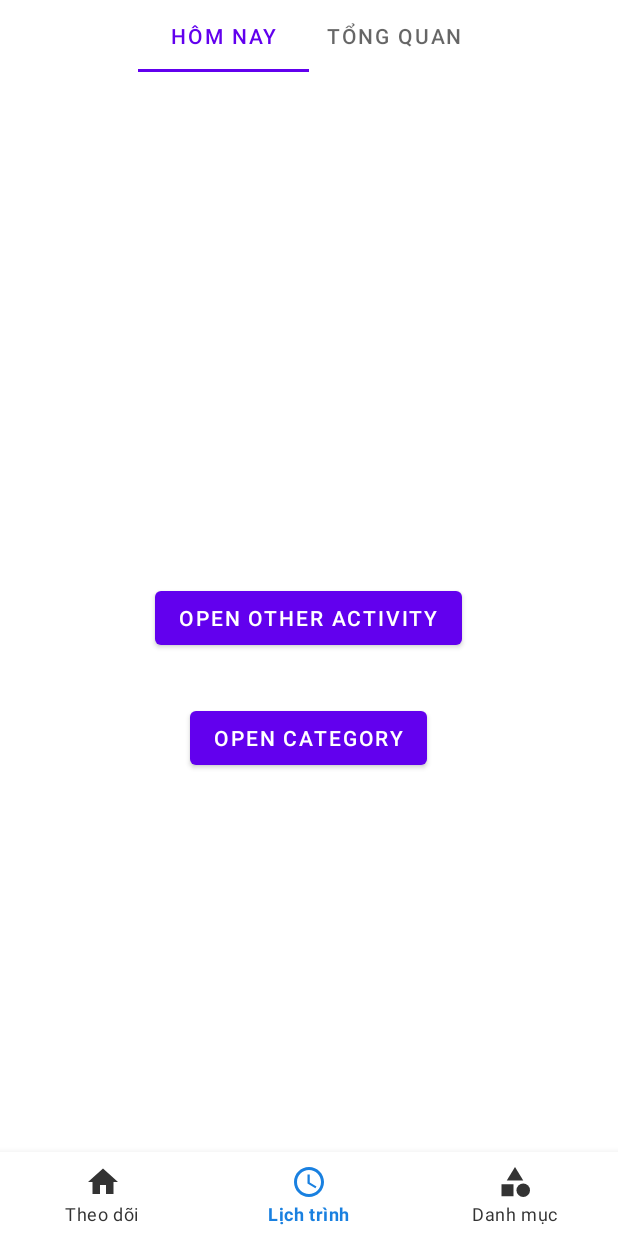
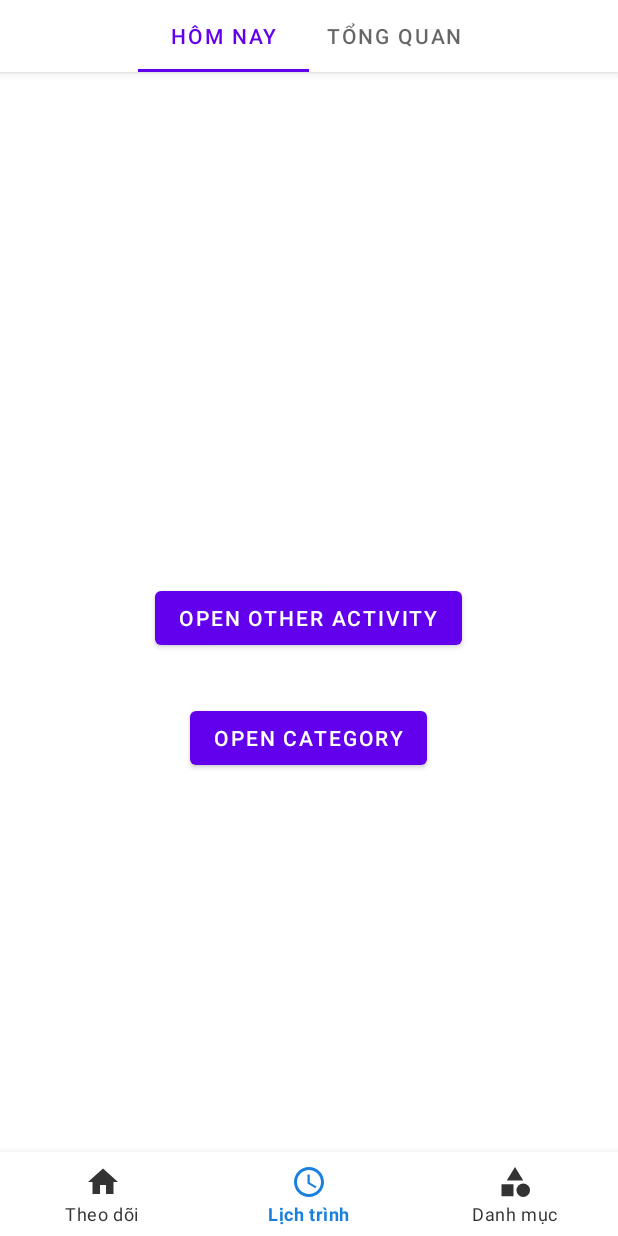
Before and after one commit to frgryr2001/Time-Planner-App, an Android app: the screen it shows after launch (MainActivity), item 2 of the bottom bar chosen, on a phone screen of 412 x 824 dp. Run offline under Robolectric (Android 15) with nearby library versions, the phone set to English and light mode, and no system bars.

Commit message:
add appbar for tablayout in fragment_schedule

```diff
--- a/app/src/main/res/layout/activity_add_reminder.xml
+++ b/app/src/main/res/layout/activity_add_reminder.xml
@@ -130,6 +130,7 @@
             android:gravity="center_vertical"
             android:paddingLeft="10sp"
             android:text=""
+            android:background="?android:attr/selectableItemBackground"
             android:textColor="@color/text_dark"
             android:textSize="18sp" />
 
@@ -156,6 +157,7 @@
             android:gravity="center_vertical"
             android:paddingLeft="10sp"
             android:textSize="18sp"
+            android:background="?android:attr/selectableItemBackground"
             android:textColor="@color/text_dark"
             android:layout_height="60dp" />
 
@@ -180,6 +182,7 @@
             android:gravity="center_vertical"
             android:paddingLeft="10sp"
             android:textSize="18sp"
+            android:background="?android:attr/selectableItemBackground"
             android:textColor="@color/text_dark"
             android:layout_height="60dp" />
 
@@ -204,6 +207,7 @@
             android:gravity="center_vertical"
             android:paddingLeft="10sp"
             android:textSize="18sp"
+            android:background="?android:attr/selectableItemBackground"
             android:textColor="@color/text_dark"
             android:layout_height="60dp" />
 
--- a/app/src/main/res/layout/fragment_schedule.xml
+++ b/app/src/main/res/layout/fragment_schedule.xml
@@ -5,17 +5,23 @@
     android:layout_height="match_parent"
     xmlns:app="http://schemas.android.com/apk/res-auto"
     tools:context=".Fragment.ScheduleFragment">
+    <com.google.android.material.appbar.AppBarLayout
+        android:id="@+id/appbar"
+        android:layout_width="match_parent"
+        android:layout_height="wrap_content">
+        <com.google.android.material.tabs.TabLayout
+            android:id="@+id/scheduleTabLayout"
+            app:tabMode="auto"
+            app:tabGravity="fill"
+            android:layout_width="match_parent"
+            android:layout_height="wrap_content"/>
+    </com.google.android.material.appbar.AppBarLayout>
 
-    <com.google.android.material.tabs.TabLayout
-        android:id="@+id/scheduleTabLayout"
-        app:tabMode="auto"
-        android:layout_width="match_parent"
-        android:layout_height="wrap_content"/>
 
     <androidx.viewpager.widget.ViewPager
         android:id="@+id/scheduleViewPager"
         android:layout_width="match_parent"
         android:layout_height="match_parent"
-        android:layout_below="@+id/scheduleTabLayout"/>
+        android:layout_below="@+id/appbar"/>
 
 </RelativeLayout>
```
